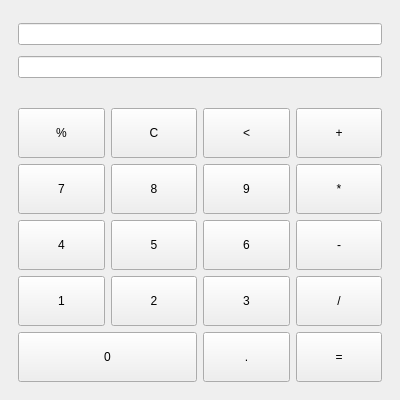
Before: the Qt Designer form ui/main_window.ui in baltikaa9/calculator, drawn with Qt 5.
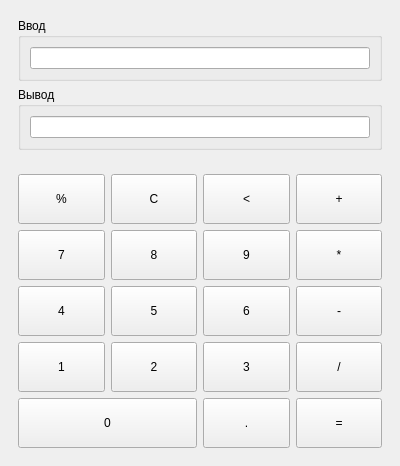
After: the same form once the commit is applied.

Commit message: Добавил подписи для полей ввода/вывода

```diff
--- a/ui/main_window.ui
+++ b/ui/main_window.ui
@@ -19,8 +19,23 @@
      <widget class="QWidget" name="widget" native="true">
       <layout class="QVBoxLayout" name="verticalLayout_2">
        <item>
+        <widget class="QGroupBox" name="groupBox">
+         <property name="title">
+          <string>Ввод</string>
+         </property>
+         <layout class="QVBoxLayout" name="verticalLayout_3">
+          <item>
         <widget class="QLineEdit" name="lineEdit_expression"/>
        </item>
+         </layout>
+        </widget>
+       </item>
+       <item>
+        <widget class="QGroupBox" name="groupBox_2">
+         <property name="title">
+          <string>Вывод</string>
+         </property>
+         <layout class="QVBoxLayout" name="verticalLayout_4">
        <item>
         <widget class="QLineEdit" name="lineEdit_result">
          <property name="autoFillBackground">
@@ -29,6 +44,9 @@
          <property name="readOnly">
           <bool>true</bool>
          </property>
+           </widget>
+          </item>
+         </layout>
         </widget>
        </item>
       </layout>
```
Lines whose indentation alone changed are shown as unchanged. The commit also changes 1 other file.
